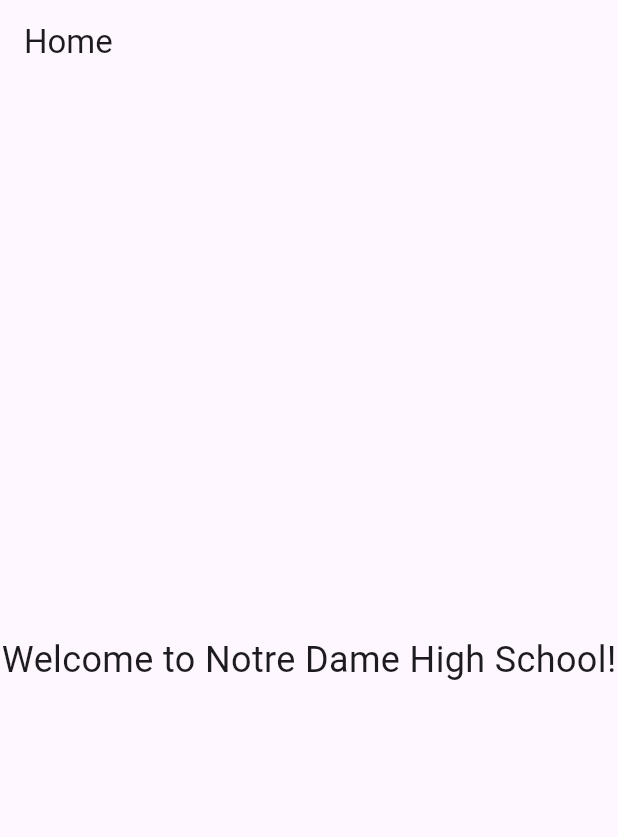
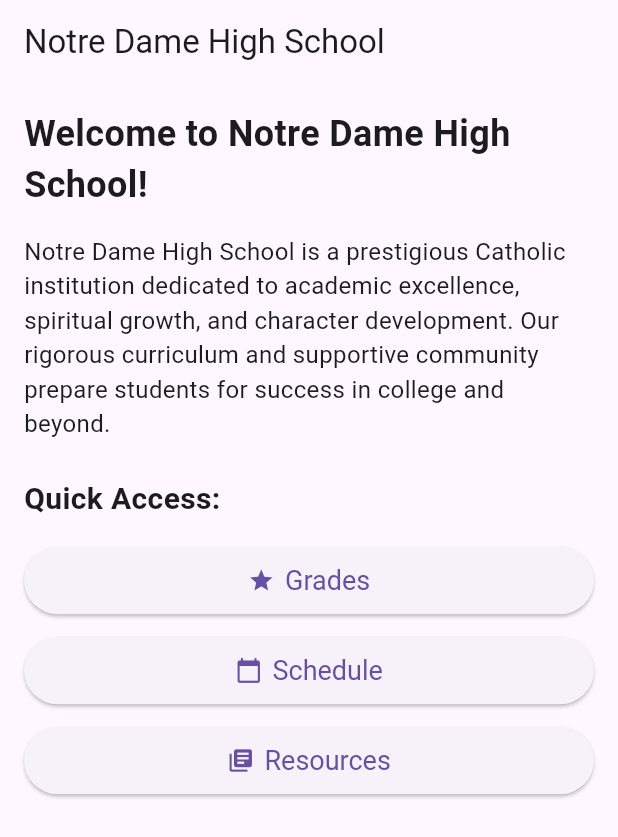
Before and after one commit to tarunkovoornd/Notre-Dame-App, a Flutter app: the HomePage screen opened directly, on a phone screen of 412 x 824 dp. Shown: the top 837 px of the screen. Run offline on Flutter 3.47's test engine with Material 3 defaults, Android fonts, the phone set to English and light mode, and no system bars.

Commit message:
home page

```diff
--- a/lib/pages/home_page.dart
+++ b/lib/pages/home_page.dart
@@ -5,16 +5,56 @@ class HomePage extends StatelessWidget {
 
   @override
   Widget build(BuildContext context) {
-    final String welcomeMessage = 'Welcome to Notre Dame High School!';
-
     return Scaffold(
       appBar: AppBar(
-        title: const Text('Home'),
+        title: const Text('Notre Dame High School'),
       ),
-      body: Center(
-        child: Text(
-          welcomeMessage,
-          style: const TextStyle(fontSize: 24),
+      body: SingleChildScrollView(
+        padding: const EdgeInsets.all(16),
+        child: Column(
+          crossAxisAlignment: CrossAxisAlignment.start,
+          children: [
+            const Text(
+              'Welcome to Notre Dame High School!',
+              style: TextStyle(fontSize: 24, fontWeight: FontWeight.bold),
+            ),
+            const SizedBox(height: 16),
+            const Text(
+              'Notre Dame High School is a prestigious Catholic institution dedicated to academic excellence, spiritual growth, and character development. Our rigorous curriculum and supportive community prepare students for success in college and beyond.',
+              style: TextStyle(fontSize: 16),
+            ),
+            const SizedBox(height: 24),
+            const Text(
+              'Quick Access:',
+              style: TextStyle(fontSize: 20, fontWeight: FontWeight.bold),
+            ),
+            const SizedBox(height: 16),
+            _buildButton(context, 'Grades', Icons.grade),
+            const SizedBox(height: 12),
+            _buildButton(context, 'Schedule', Icons.calendar_today),
+            const SizedBox(height: 12),
+            _buildButton(context, 'Resources', Icons.library_books),
+          ],
+        ),
+      ),
+    );
+  }
+
+  Widget _buildButton(BuildContext context, String label, IconData icon) {
+    return SizedBox(
+      width: double.infinity,
+      child: ElevatedButton.icon(
+        onPressed: () {
+          // TODO: Implement navigation to respective pages
+          ScaffoldMessenger.of(context).showSnackBar(
+            SnackBar(content: Text('$label page not implemented yet')),
+          );
+        },
+        icon: Icon(icon),
+        label: Text(label),
+        style: ElevatedButton.styleFrom(
+          padding: const EdgeInsets.symmetric(vertical: 12),
+          textStyle: const TextStyle(fontSize: 18),
         ),
       ),
     );
```
Also changed, not shown: assets/mock_users.json (line endings or trailing spaces).
